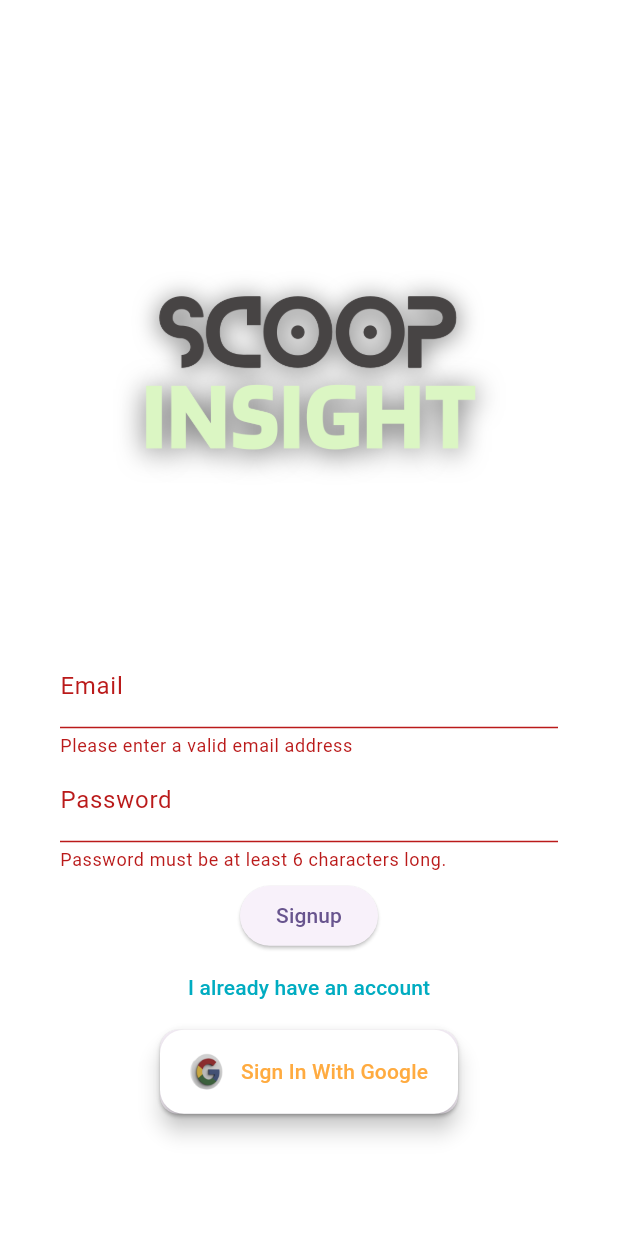
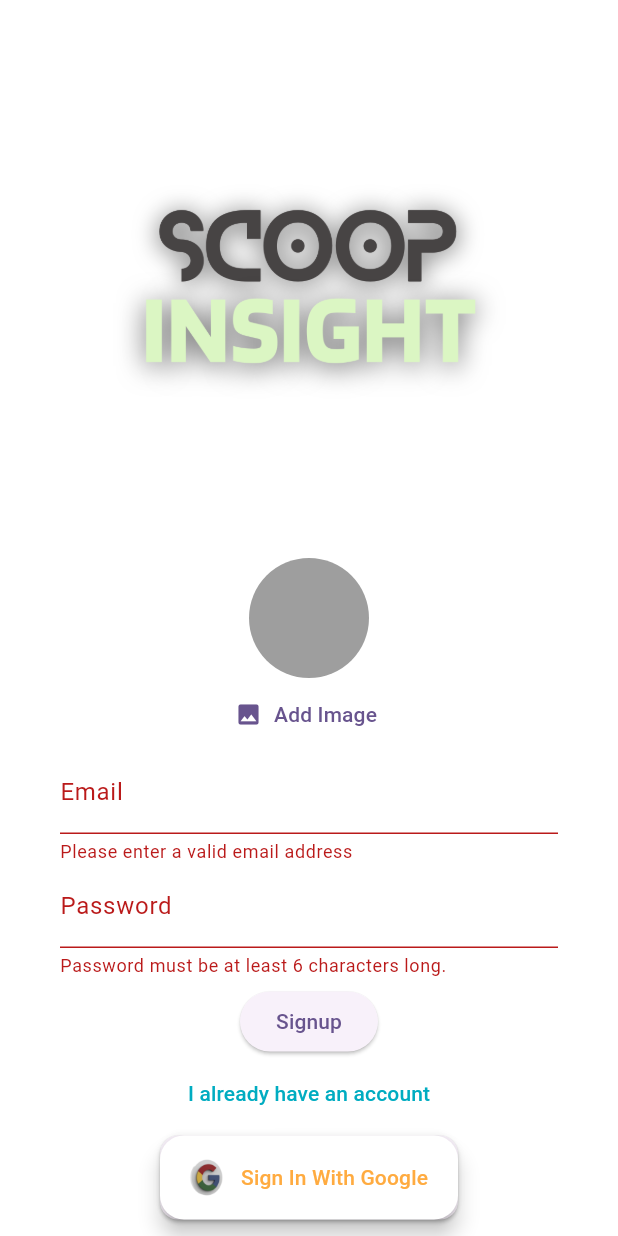
Before and after one commit to raianibnfaiz/universe, a Flutter app: the screen it shows after launch, after a tap on "Login", after a tap on "Create new account", on a phone screen of 412 x 824 dp. Run offline on Flutter 3.47's test engine with Material 2 defaults, Android fonts, the phone set to English and light mode, and no system bars; our stand-ins replace cloud_firestore, firebase_auth, firebase_core, firebase_storage, google_sign_in, image_picker; accounts and stored records are empty; network calls fail.

Commit message:
# Firestore database implemented # Firebase storage implemented

```diff
--- a/lib/main.dart
+++ b/lib/main.dart
@@ -1,7 +1,10 @@
+import 'package:firebase_auth/firebase_auth.dart';
 import 'package:firebase_core/firebase_core.dart';
 import 'package:flutter/material.dart';
 import 'package:universe/screens/AuthScreen.dart';
+import 'package:universe/screens/TabsScreen.dart';
 import 'package:universe/screens/login.dart';
+import 'package:universe/screens/splash.dart';
 
 import 'firebase_options.dart';
 
@@ -24,7 +27,18 @@ class MyApp extends StatelessWidget {
         colorScheme: ColorScheme.fromSeed(seedColor: Colors.deepPurple),
         useMaterial3: true,
       ),
-      home: AuthScreen(),
+      home: StreamBuilder(
+        stream: FirebaseAuth.instance.authStateChanges(),
+        builder: (context, snapshot) {
+          if(snapshot.hasData){
+            return const TabsScreen();
+          }
+          if(snapshot.connectionState == ConnectionState.waiting){
+            return const Center(child: SplashSreen() );
+          }
+          return const AuthScreen();
+        }
+      ),
     );
   }
 }
--- a/lib/screens/AuthScreen.dart
+++ b/lib/screens/AuthScreen.dart
@@ -1,6 +1,11 @@
+import 'dart:io';
+
+import 'package:cloud_firestore/cloud_firestore.dart';
 import 'package:firebase_auth/firebase_auth.dart';
+import 'package:firebase_storage/firebase_storage.dart';
 import 'package:flutter/cupertino.dart';
 import 'package:flutter/material.dart';
+import 'package:universe/widgets/user_image_picker.dart';
 
 import '../services/firebase_services.dart';
 import 'TabsScreen.dart';
@@ -31,23 +36,28 @@ class _AuthScreenState extends State<AuthScreen> {
   var _isLogin = true;
   var enteredEmail = '';
   var enteredPassword = '';
+  File? _selectedImage;
+  final _isAuthenticating = false;
   void _submit() async{
     final isValid = form.currentState!.validate();
     if(isValid){
       form.currentState!.save();
     }
-    if(!isValid){
+    if(!isValid || _selectedImage == null && !_isLogin){
       return;
     }
     if(_isLogin){
       // Log user in
       try{
+        if(_isLogin){
           final userCredential = await _auth.signInWithEmailAndPassword(email: enteredEmail, password: enteredPassword);
           print(userCredential);
           Navigator.push(
             context,
             MaterialPageRoute(builder: (context) => TabsScreen()),
           );
+        }
+
       }on FirebaseAuthException catch(error){
         /*if(error.code=='email-already-in-use') {
           print('The account already exists for that email.');
@@ -66,6 +76,19 @@ class _AuthScreenState extends State<AuthScreen> {
       // Sign user up
       try{
         final userCredential = await _auth.createUserWithEmailAndPassword(email: enteredEmail, password: enteredPassword);
+        final storageRef = FirebaseStorage.instance.ref('user_image').child(userCredential.user!.uid + '.jpg');
+        await storageRef.putFile(_selectedImage!);
+        final imageUrl = await storageRef.getDownloadURL();
+        await FirebaseFirestore.instance.collection('users').doc(userCredential.user!.uid).set({
+          'username': 'to be updated',
+          'email': enteredEmail,
+          'image_url': await storageRef.getDownloadURL(),
+        });
+        Navigator.push(
+          context,
+          MaterialPageRoute(builder: (context) => TabsScreen()),
+        );
+        print("Image URL $imageUrl");
         print(userCredential);
       }on FirebaseAuthException catch(error){
         /*if(error.code=='email-already-in-use') {
@@ -77,7 +100,6 @@ class _AuthScreenState extends State<AuthScreen> {
             content: Text(error.message ?? 'The account already exists for that email.'),
           ),
         );
-        print('error');
       }
     }
 
@@ -117,6 +139,10 @@ class _AuthScreenState extends State<AuthScreen> {
                       mainAxisSize: MainAxisSize.min,
                       children: [
                         ColoredBox(color: Colors.white),
+                        if(!_isLogin)
+                          UserImagePicker(onPickimage: (pickedImage){
+                            _selectedImage = pickedImage;
+                          },),
                         TextFormField(
                           decoration: InputDecoration(labelText: 'Email'),
                           autocorrect: false,
--- a/lib/screens/home.dart
+++ b/lib/screens/ProfileScreen.dart
@@ -1,6 +1,6 @@
+import 'package:firebase_auth/firebase_auth.dart';
 import 'package:flutter/material.dart';
 import 'package:universe/screens/AuthScreen.dart';
-import 'package:universe/screens/login.dart';
 import 'package:universe/services/firebase_services.dart';
 
 class ProfileScreen extends StatefulWidget {
@@ -17,7 +17,7 @@ class _ProfileScreenState extends State<ProfileScreen> {
       body: Center(
         child: ElevatedButton(
           onPressed: () async{
-            FirebaseServices().signout();
+            FirebaseAuth.instance.signOut();
             Navigator.push(context,
                 MaterialPageRoute(builder: (context) => const AuthScreen()));
           },
--- a/lib/screens/TabsScreen.dart
+++ b/lib/screens/TabsScreen.dart
@@ -1,7 +1,7 @@
 import 'package:flutter/cupertino.dart';
 import 'package:flutter/material.dart';
 import 'package:universe/screens/BreakingFeed.dart';
-import 'package:universe/screens/home.dart';
+import 'package:universe/screens/ProfileScreen.dart';
 
 class TabsScreen extends StatefulWidget {
   const TabsScreen({super.key});
--- a/lib/screens/login.dart
+++ b/lib/screens/login.dart
@@ -1,6 +1,6 @@
 
 import 'package:flutter/material.dart';
-import 'package:universe/screens/home.dart';
+import 'package:universe/screens/ProfileScreen.dart';
 import 'package:universe/services/firebase_services.dart';
 
 import 'TabsScreen.dart';
--- /dev/null
+++ b/lib/screens/splash.dart
@@ -0,0 +1,21 @@
+import 'package:flutter/cupertino.dart';
+import 'package:flutter/material.dart';
+
+class SplashSreen extends StatelessWidget {
+  const SplashSreen({super.key});
+
+  @override
+  Widget build(BuildContext context) {
+    return Scaffold(
+      appBar: AppBar(
+        title: const Text('Splash Screen'),
+      ),
+      body: Center(
+        child: Text(
+          'Splash Screen',
+          style: Theme.of(context).textTheme.headline4,
+        ),
+      ),
+    );
+  }
+}
--- /dev/null
+++ b/lib/widgets/user_image_picker.dart
@@ -0,0 +1,43 @@
+import 'dart:io';
+import 'package:flutter/material.dart';
+import 'package:image_picker/image_picker.dart';
+
+class UserImagePicker extends StatefulWidget {
+  const UserImagePicker({super.key,required this.onPickimage });
+  final void Function(File pickedImage) onPickimage;
+  @override
+  State<UserImagePicker> createState() => _UserImagePickerState();
+}
+
+class _UserImagePickerState extends State<UserImagePicker> {
+  File? _pickedImage ;
+  void _pickImage() async {
+    final pickedImage = await ImagePicker().pickImage(source: ImageSource.camera,imageQuality: 50,maxWidth: 150);
+
+    if(pickedImage == null){
+      return;
+    }
+    setState(() {
+      _pickedImage = File(pickedImage.path);
+      widget.onPickimage(_pickedImage!);
+    });
+  }
+
+  @override
+  Widget build(BuildContext context) {
+    return Column(
+      children: [
+        CircleAvatar(
+          radius: 40,
+          backgroundColor: Colors.grey,
+          foregroundImage:   _pickedImage != null ? FileImage(_pickedImage!) : null,
+        ),
+        TextButton.icon(
+          onPressed:_pickImage,
+          icon: Icon(Icons.image),
+          label: Text('Add Image'),
+        ),
+      ],
+    );
+  }
+}
--- a/pubspec.yaml
+++ b/pubspec.yaml
@@ -39,6 +39,9 @@ dependencies:
   # The following adds the Cupertino Icons font to your application.
   # Use with the CupertinoIcons class for iOS style icons.
   cupertino_icons: ^1.0.2
+  firebase_storage: ^11.2.8
+  image_picker: ^1.0.4
+  cloud_firestore: ^4.9.3
 
 dev_dependencies:
   flutter_test:
```
Also changed, not shown: pubspec.lock, 6 other files. Lines whose indentation alone changed are shown as unchanged.
